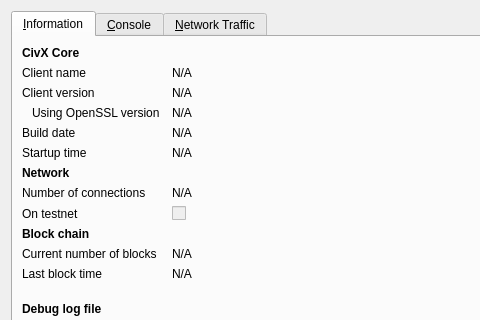
Old version of the form src/qt/forms/rpcconsole.ui in the repository exoeconomy/EXOS-Qt; both pictures show x 0 to 480 and y 0 to 320 of the 740 by 450 pixel window.
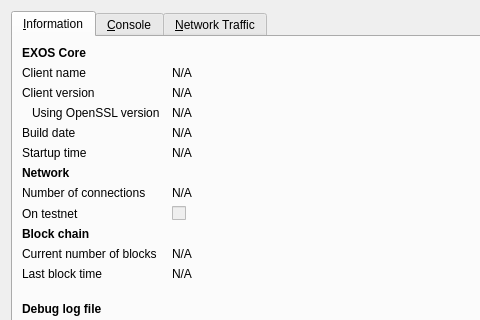
New version of the form. Icons and pictures are not drawn. Custom widgets are drawn as their Qt base class.

Patch:
```diff
--- a/src/qt/forms/rpcconsole.ui
+++ b/src/qt/forms/rpcconsole.ui
@@ -36,7 +36,7 @@
           </font>
          </property>
          <property name="text">
-          <string>CivX Core</string>
+          <string>EXOS Core</string>
          </property>
         </widget>
        </item>
```
Left out of the diff: 6 changed lines with no effect on the pictures.
